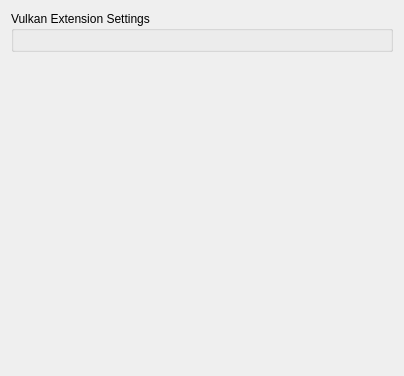
The window that src/yuzu/configuration/configure_graphics_extensions.ui (rorrim-rorrim/eden-alt) describes before a commit, drawn with Qt 5.
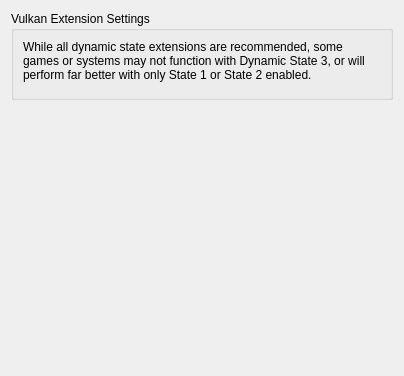
The same window after the commit.

Commit message: add notice for extensions

What changed in the file:
```diff
--- a/src/yuzu/configuration/configure_graphics_extensions.ui
+++ b/src/yuzu/configuration/configure_graphics_extensions.ui
@@ -25,6 +25,16 @@
         <string>Vulkan Extension Settings</string>
        </property>
        <layout class="QVBoxLayout" name="verticalLayout_3">
+        <item>
+         <widget class="QLabel" name="label">
+          <property name="text">
+           <string>While all dynamic state extensions are recommended, some games or systems may not function with Dynamic State 3, or will perform far better with only State 1 or State 2 enabled.</string>
+          </property>
+          <property name="wordWrap">
+           <bool>true</bool>
+          </property>
+         </widget>
+        </item>
         <item>
          <widget class="QWidget" name="populate_target" native="true">
           <layout class="QVBoxLayout" name="verticalLayout">
```
